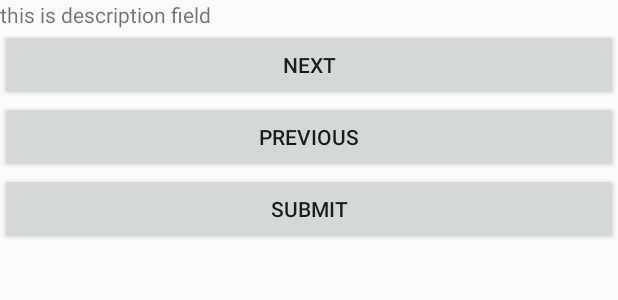
After one commit to ArthurKZhang/XinLi, an Android app: the layout activity_do_test.xml on its own in the app's theme, with its tools: preview values and no code run, on a phone screen of 412 x 824 dp. The commit adds this screen. Shown: the top 300 px of the screen. Run offline under Robolectric (Android 15) with nearby library versions, the phone set to English and light mode, and no system bars.

Commit message:
Do Test Model Finished. All data simulated locally - in local class or SharedPreference file. **logic and thread need updated and improved to be efficient. **such like sent test result need a Thing to hold in back, after uploading screen should back to TestList View. **data simulated in TestList Activity should be simulated by using sharedPreference, and dynamic loaded, the data trans fer from ListItem to DoTest Activity should use View.tag() interface.

```diff
--- /dev/null
+++ b/app/src/main/res/layout/activity_do_test.xml
@@ -0,0 +1,37 @@
+<?xml version="1.0" encoding="utf-8"?>
+<LinearLayout xmlns:android="http://schemas.android.com/apk/res/android"
+    android:layout_width="match_parent"
+    android:layout_height="match_parent"
+    android:orientation="vertical">
+
+    <TextView
+        android:layout_width="match_parent"
+        android:layout_height="wrap_content"
+        android:id="@+id/tv_description"
+        android:text="this is description field"/>
+
+    <LinearLayout
+        android:id="@+id/doTestOptionField"
+        android:layout_width="match_parent"
+        android:layout_height="wrap_content"
+        android:orientation="vertical">
+
+
+    </LinearLayout>
+    <Button
+        android:id="@+id/bt_next"
+        android:layout_width="match_parent"
+        android:layout_height="wrap_content"
+        android:text="next"/>
+    <Button
+        android:id="@+id/bt_previous"
+        android:layout_width="match_parent"
+        android:layout_height="wrap_content"
+        android:text="previous"/>
+    <Button
+        android:layout_width="match_parent"
+        android:layout_height="wrap_content"
+        android:id="@+id/bt_submit"
+        android:text="SUBMIT"/>
+
+</LinearLayout>
--- a/app/src/main/res/values/strings.xml
+++ b/app/src/main/res/values/strings.xml
@@ -1,3 +1,6 @@
 <resources>
     <string name="app_name">XinLi</string>
+    <string name="uriceshiClass1">class1ceshi</string>
+    <string name="uriceshiClass2">class2ceshi</string>
+    <string name="uriceshiClass3">class3ceshi</string>
 </resources>
```
Also changed, not shown: app/src/main/AndroidManifest.xml (+6 -3 lines), app/src/main/java/com/xinli/xinli/MainActivity.java (+31 -0 lines), app/src/main/java/com/xinli/xinli/activity/DoTest.java (added, +191 -0 lines), app/src/main/java/com/xinli/xinli/activity/TestList.java (added, +82 -0 lines), app/src/main/res/layout/activity_main.xml (+35 -13 lines), app/src/main/res/layout/activity_test_list.xml (added, +10 -0 lines).
